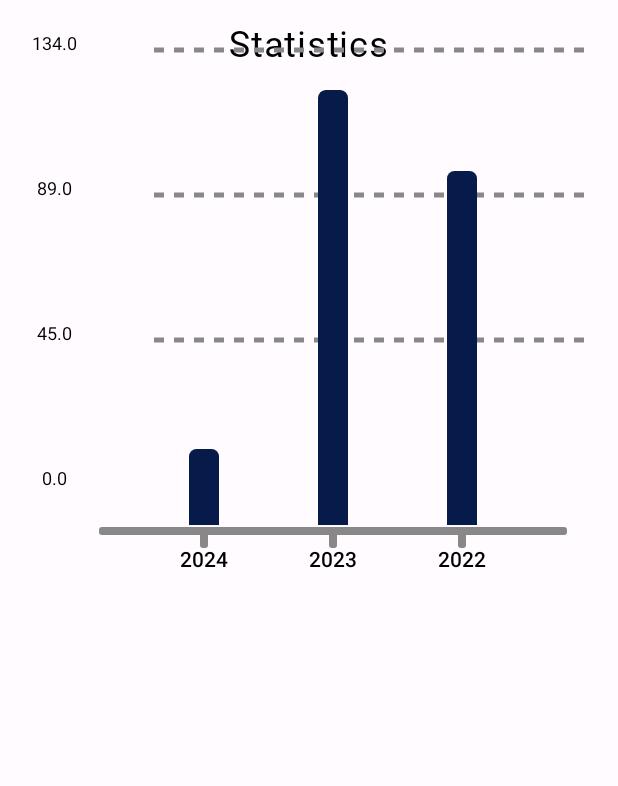
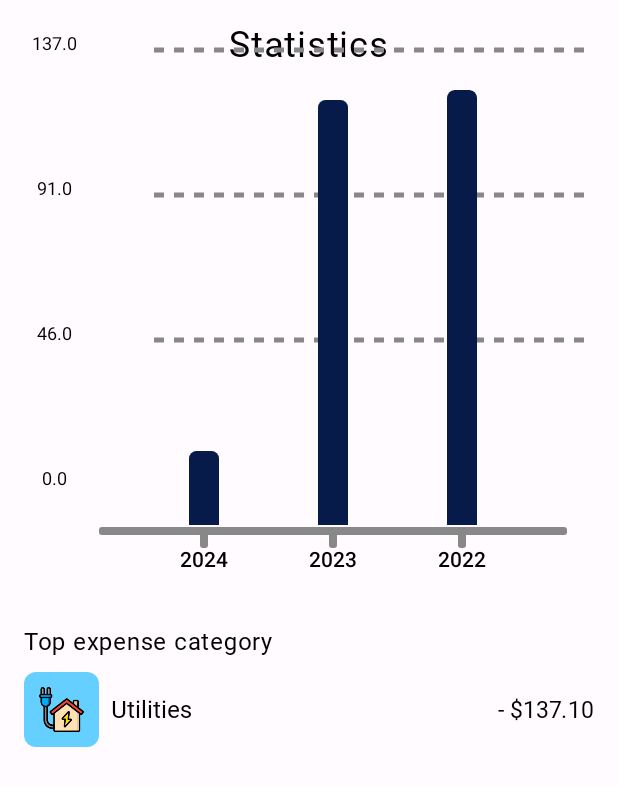
Before and after one commit to ricardoliveira5ro/Spendaholic, an Android app built with Jetpack Compose: the @Preview function SummaryPreview, on a phone screen of 412 x 824 dp. Shown: the top 786 px of the screen. Run offline under Robolectric (Android 15) with nearby library versions, the phone set to English and light mode, and no system bars; Roboto replaces fonts that are not available here.

Commit message:
Top category in Stats screen

```diff
--- a/app/src/main/java/com/roliveira/spendaholic/ui/screens/dashboard/Dropdown.kt
+++ b/app/src/main/java/com/roliveira/spendaholic/ui/screens/dashboard/Dropdown.kt
@@ -37,6 +37,7 @@ import com.roliveira.spendaholic.R
 import com.roliveira.spendaholic.ui.theme.SpendaholicTheme
 import java.time.Month
 
+@OptIn(ExperimentalStdlibApi::class)
 @Composable
 fun Dropdown(
     selectedMonthIndex: Int,
--- a/app/src/main/java/com/roliveira/spendaholic/ui/screens/stats/Stats.kt
+++ b/app/src/main/java/com/roliveira/spendaholic/ui/screens/stats/Stats.kt
@@ -1,11 +1,18 @@
 package com.roliveira.spendaholic.ui.screens.stats
 
+import androidx.compose.foundation.Image
+import androidx.compose.foundation.background
 import androidx.compose.foundation.layout.Arrangement
 import androidx.compose.foundation.layout.Column
 import androidx.compose.foundation.layout.Row
+import androidx.compose.foundation.layout.Spacer
 import androidx.compose.foundation.layout.fillMaxSize
+import androidx.compose.foundation.layout.fillMaxWidth
 import androidx.compose.foundation.layout.padding
+import androidx.compose.foundation.layout.size
+import androidx.compose.foundation.layout.width
 import androidx.compose.foundation.rememberScrollState
+import androidx.compose.foundation.shape.RoundedCornerShape
 import androidx.compose.foundation.verticalScroll
 import androidx.compose.material3.MaterialTheme
 import androidx.compose.material3.Surface
@@ -15,6 +22,9 @@ import androidx.compose.ui.Alignment
 import androidx.compose.ui.Modifier
 import androidx.compose.ui.graphics.Color
 import androidx.compose.ui.res.colorResource
+import androidx.compose.ui.res.painterResource
+import androidx.compose.ui.text.PlatformTextStyle
+import androidx.compose.ui.text.TextStyle
 import androidx.compose.ui.text.font.FontWeight
 import androidx.compose.ui.tooling.preview.Preview
 import androidx.compose.ui.unit.dp
@@ -70,8 +80,6 @@ fun Stats(
             }
 
             val maxValue = dataList.maxOrNull() ?: 0f
-
-            // Normalize data to range [0, 1] to fit the graph
             val normalizedData = dataList.map { it / maxValue }
 
             BarChart(
@@ -84,6 +92,87 @@ fun Stats(
                 barArrangement = Arrangement.SpaceEvenly
             )
         }
+
+        Column (
+            modifier = Modifier
+                .fillMaxWidth()
+                .padding(horizontal = 8.dp)
+        ) {
+            Text(
+                text = "Top expense category",
+                color = Color.Black,
+                fontFamily = Typography.sanFranciscoRounded,
+                fontWeight = FontWeight.Bold,
+                fontSize = 16.sp
+            )
+
+            val expensesByCategory = expenses.groupBy { it.category }
+            val expenseCategory = expensesByCategory.maxByOrNull { it.value.sumOf { expense -> expense.amount.toDouble() }.toFloat() }
+
+            var category = Categories.defaultCategory
+            var amount = 0f
+
+            if (expenseCategory != null) {
+                category = expenseCategory.key
+                amount = expenseCategory.value.sumOf { it.amount.toDouble() }.toFloat()
+            }
+
+            CategoryItem(
+                category = category,
+                amount = amount
+            )
+        }
+    }
+}
+
+@Composable
+fun CategoryItem(
+    category: Category,
+    amount: Float
+) {
+    Row(
+        modifier = Modifier
+            .fillMaxWidth()
+            .padding(vertical = 8.dp),
+        horizontalArrangement = Arrangement.SpaceBetween,
+        verticalAlignment = Alignment.CenterVertically
+    ) {
+        Row(
+            verticalAlignment = Alignment.CenterVertically,
+            horizontalArrangement = Arrangement.Center
+        ) {
+            Column(
+                modifier = Modifier
+                    .background(color = category.backgroundColor, shape = RoundedCornerShape(8.dp))
+            ) {
+                Image(
+                    painter = painterResource(id = category.icon),
+                    contentDescription = "Category",
+                    modifier = Modifier
+                        .size(50.dp)
+                        .padding(10.dp)
+                )
+            }
+
+            Spacer(modifier = Modifier.width(8.dp))
+
+            Text(
+                text = category.name,
+                color = Color.Black,
+                fontFamily = Typography.sanFranciscoRounded,
+                fontWeight = FontWeight.Bold,
+                fontSize = 16.sp,
+                style = TextStyle(platformStyle = PlatformTextStyle(includeFontPadding = false)),
+            )
+        }
+
+        Text(
+            text = "- $${Utils.formatFloatWithTwoDecimalPlaces(amount)}",
+            color = Color.Black,
+            fontFamily = Typography.sanFranciscoRounded,
+            fontWeight = FontWeight.Bold,
+            fontSize = 15.sp
+        )
     }
 }
 
@@ -109,7 +198,7 @@ fun SummaryPreview() {
             val dummyExpensesList = listOf(
                 Expense(1, dummyCategories[0], note = null, amount = 23.42f, date = Date(), repeatable = Repeatable.NOT_REPEATABLE),
                 Expense(2, dummyCategories[1], note = "Madrid", amount = 134f, date = getDateForYear(currentYear - 1), repeatable = Repeatable.NOT_REPEATABLE),
-                Expense(3, dummyCategories[2], note = "Electric bill", amount = 54.55f, date = getDateForYear(currentYear - 2), repeatable = Repeatable.NOT_REPEATABLE),
+                Expense(3, dummyCategories[2], note = "Electric bill", amount = 82.55f, date = getDateForYear(currentYear - 2), repeatable = Repeatable.NOT_REPEATABLE),
                 Expense(3, dummyCategories[2], note = "Electric bill", amount = 54.55f, date = getDateForYear(currentYear - 2), repeatable = Repeatable.NOT_REPEATABLE)
             )
 
```
